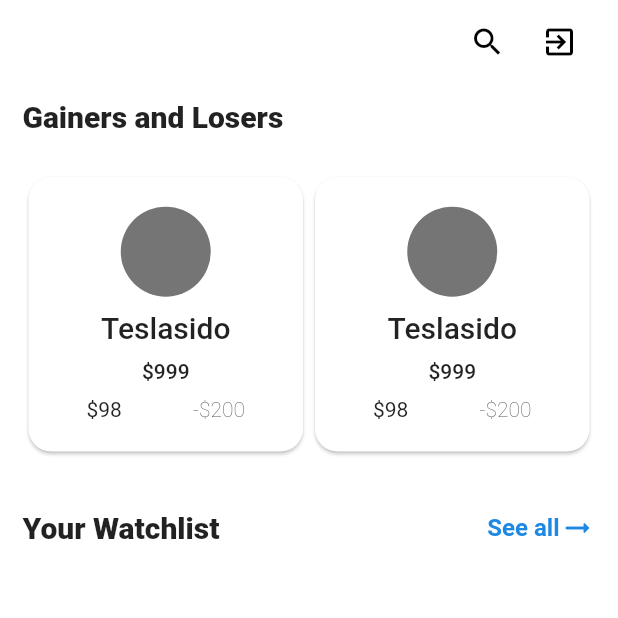
After one commit to nicolas-lukita/stockee, a Flutter app: the screen it shows once a user with an empty profile is signed in, on a phone screen of 412 x 824 dp, the top half of it. The commit adds this screen. Run offline on Flutter 3.47's test engine with Material 2 defaults, Android fonts, the phone set to English and light mode, and no system bars; our stand-ins replace cloud_firestore, firebase_auth, firebase_core, flutter_otp_text_field, sliding_up_panel; missing offline and left inert: candlesticks; accounts and stored records are empty; generated files the repository leaves out were written again.

Commit message:
lift up stream to dashscrn, rename confusing names

```diff
--- a/lib/dashboard/dash_screen.dart
+++ b/lib/dashboard/dash_screen.dart
@@ -1,10 +1,15 @@
+import 'dart:convert';
+
+import 'package:cloud_firestore/cloud_firestore.dart';
 import 'package:firebase_auth/firebase_auth.dart';
 import 'package:flutter/material.dart';
-import 'package:stockee/dashboard/gain_lose_component.dart';
-import 'package:stockee/dashboard/watchlist_component.dart';
+import 'package:stockee/dashboard/gain_lose_section.dart';
+import 'package:stockee/dashboard/watchlist_section.dart';
 import 'package:stockee/search_page/search_screen.dart';
 import 'package:provider/provider.dart';
 import 'package:stockee/services/firebase_auth_methods.dart';
+
+import '../models/global_quote.dart';
 
 //CHANGE TO STATELESS!!
 class DashScreen extends StatefulWidget {
@@ -16,15 +21,15 @@ class DashScreen extends StatefulWidget {
 }
 
 class _DashScreenState extends State<DashScreen> {
-  @override
-  void initState() {
-    // TODO: implement initState
-    super.initState();
-  }
+  late Stream<DocumentSnapshot> userDocStream;
 
   @override
   Widget build(BuildContext context) {
     final user = context.read<FirebaseAuthMethods>().user;
+    userDocStream = FirebaseFirestore.instance
+        .collection('users')
+        .doc(user.uid)
+        .snapshots();
     return Scaffold(
       backgroundColor: Colors.white.withOpacity(0.95),
       appBar: AppBar(
@@ -56,29 +61,48 @@ class _DashScreenState extends State<DashScreen> {
           )
         ],
       ),
-      body: OrientationBuilder(builder: (ctx, orientation) {
+      //stream user's watchlist
+      body: StreamBuilder<DocumentSnapshot>(
+          stream: userDocStream,
+          builder: (context, snapshot) {
+            if (snapshot.connectionState == ConnectionState.waiting) {
+              return const Center(child: CircularProgressIndicator());
+            }
+            if (snapshot.hasData) {
+              List userWatchlist = (snapshot.data!.data() as Map)['watchlist'];
+              //================================================================
+
+              //================================================================
+              return OrientationBuilder(builder: (ctx, orientation) {
                 return orientation == Orientation.portrait
                     ? Column(
                         children: <Widget>[
                           const SizedBox(
                             height: 10,
                           ),
-                  GainLoseComponent(orientation: orientation),
+                          GainLoseSection(orientation: orientation),
                           const SizedBox(
                             height: 20,
                           ),
                           Expanded(
-                      child: WatchlistComponent(
+                              child: WatchlistSection(
                             uid: user.uid,
+                            watchlist: userWatchlist,
                           ))
                         ],
                       )
                     : Row(
                         children: <Widget>[
-                  Expanded(child: GainLoseComponent(orientation: orientation)),
-                  Expanded(child: WatchlistComponent(uid: user.uid))
+                          Expanded(
+                              child: GainLoseSection(orientation: orientation)),
+                          Expanded(
+                              child: WatchlistSection(
+                                  uid: user.uid, watchlist: userWatchlist))
                         ],
                       );
+              });
+            }
+            return const Center(child: Text('Error: No user data found!'));
           }),
     );
   }
--- a/lib/dashboard/gain_lose_component.dart
+++ b/lib/dashboard/gain_lose_section.dart
@@ -1,8 +1,8 @@
 import 'package:flutter/material.dart';
 import './square_info_card.dart';
 
-class GainLoseComponent extends StatelessWidget {
-  const GainLoseComponent({Key? key, required this.orientation})
+class GainLoseSection extends StatelessWidget {
+  const GainLoseSection({Key? key, required this.orientation})
       : super(key: key);
   final Orientation orientation;
 
--- /dev/null
+++ b/lib/dashboard/watchlist_section.dart
@@ -0,0 +1,94 @@
+import 'dart:convert';
+
+import 'package:cloud_firestore/cloud_firestore.dart';
+import 'package:flutter/material.dart';
+import 'package:stockee/models/stock_info.dart';
+import '../models/global_quote.dart';
+import './watchlist_item_card.dart';
+
+class WatchlistSection extends StatefulWidget {
+  const WatchlistSection({
+    Key? key,
+    required this.uid,
+    required this.watchlist,
+  }) : super(key: key);
+  final String uid;
+  final List watchlist;
+
+  @override
+  State<WatchlistSection> createState() => _WatchlistSectionState();
+}
+
+class _WatchlistSectionState extends State<WatchlistSection> {
+  @override
+  Widget build(BuildContext context) {
+    return Column(children: <Widget>[
+      Padding(
+        padding: const EdgeInsets.symmetric(horizontal: 15),
+        child: Row(
+          mainAxisAlignment: MainAxisAlignment.spaceBetween,
+          children: <Widget>[
+            const Text(
+              "Your Watchlist",
+              style: TextStyle(fontWeight: FontWeight.w800, fontSize: 20),
+            ),
+            InkWell(
+              borderRadius: BorderRadius.circular(20),
+              onTap: () {},
+              child: Row(
+                children: <Widget>[
+                  Text(
+                    "See all",
+                    style: TextStyle(
+                        fontWeight: FontWeight.w600,
+                        fontSize: 16,
+                        color: Colors.blue[600]),
+                  ),
+                  Icon(Icons.arrow_right_alt_rounded, color: Colors.blue[600])
+                ],
+              ),
+            )
+          ],
+        ),
+      ),
+      const SizedBox(
+        height: 10,
+      ),
+      Expanded(
+          child: ListView.builder(
+        padding: const EdgeInsets.all(10),
+        shrinkWrap: true,
+        itemBuilder: ((context, index) {
+          //==============================================================
+          // 1. API REQUEST GLOBAL QUOTE FOR EACH ITEM ON WATCHLIST
+          // 2. CONVERT RESPONSE TO MODEL
+          // 3. PASS MODEL TO COMPONENTS
+          // API REQUEST QUOTE ENDPOINT
+          var sampleResponse = {
+            "Global Quote": {
+              "01. symbol": "300135.SHZ",
+              "02. open": "2.6100",
+              "03. high": "2.6600",
+              "04. low": "2.5900",
+              "05. price": "1696969",
+              "06. volume": "7970120",
+              "07. latest trading day": "2022-11-29",
+              "08. previous close": "2.6100",
+              "09. change": "0.0500",
+              "10. change percent": "1.9157%"
+            }
+          };
+          final globalQuoteData =
+              globalQuoteFromJson(jsonEncode(sampleResponse));
+          //==============================================================
+          return WatchlistItemCard(
+            uid: widget.uid,
+            stockName: widget.watchlist[index],
+            globalQuoteData: globalQuoteData,
+          );
+        }),
+        itemCount: widget.watchlist.length,
+      )),
+    ]);
+  }
+}
--- a/lib/details_page/candlestick_chart.dart
+++ b/lib/details_page/candlestick_chart.dart
@@ -1,6 +1,6 @@
 import 'package:flutter/material.dart';
 import 'package:flutter/services.dart';
-import 'package:stockee/helpers/converters/stock_data_convert.dart';
+import 'package:stockee/details_page/stock_data_convert.dart';
 import 'package:candlesticks/candlesticks.dart';
 
 class CandlestickChart extends StatefulWidget {
--- a/lib/details_page/collapsed_panel_component.dart
+++ b/lib/details_page/collapsed_panel_section.dart
@@ -1,7 +1,7 @@
 import 'package:flutter/material.dart';
 
-class CollapsedPanelComponent extends StatelessWidget {
-  const CollapsedPanelComponent({Key? key}) : super(key: key);
+class CollapsedPanelSection extends StatelessWidget {
+  const CollapsedPanelSection({Key? key}) : super(key: key);
 
   @override
   Widget build(BuildContext context) {
--- a/lib/details_page/news_component.dart
+++ b/lib/details_page/news_section.dart
@@ -1,8 +1,8 @@
 import 'package:flutter/material.dart';
 import './news_card.dart';
 
-class NewsComponent extends StatelessWidget {
-  const NewsComponent({Key? key}) : super(key: key);
+class NewsSection extends StatelessWidget {
+  const NewsSection({Key? key}) : super(key: key);
 
   @override
   Widget build(BuildContext context) {
--- a/lib/dummy_data/test_page.dart
+++ b/lib/dummy_data/test_page.dart
@@ -3,7 +3,8 @@ import 'dart:developer';
 
 import 'package:flutter/material.dart';
 import 'package:flutter/services.dart';
-import 'package:stockee/helpers/converters/stock_data_convert.dart';
+
+import '../details_page/stock_data_convert.dart';
 
 class TestPage extends StatefulWidget {
   const TestPage({Key? key}) : super(key: key);
--- a/lib/main.dart
+++ b/lib/main.dart
@@ -48,10 +48,6 @@ class MyApp extends StatelessWidget {
                 iconTheme: IconThemeData(color: Colors.black)),
             primarySwatch: Colors.blue,
           ),
-          //   home: const DetailsScreen(
-          //     isFollowed: true,
-          //   ),
-          // );
           home: const HomeRouter(),
           routes: {
             DashScreen.routeName: (context) => const DashScreen(),
```
Also changed, not shown: lib/dashboard/watchlist_component.dart (deleted, +0 -114 lines), lib/dashboard/watchlist_item_card.dart (+13 -9 lines), lib/details_page/details_header.dart (+11 -7 lines), lib/details_page/details_screen.dart (+12 -8 lines), lib/details_page/details_section.dart (renamed from lib/details_page/details_component.dart, +13 -5 lines), lib/details_page/stock_data_convert.dart (renamed from lib/helpers/converters/stock_data_convert.dart), lib/models/global_quote.dart (renamed from lib/helpers/converters/global_quote.dart). Lines whose indentation alone changed are shown as unchanged.
